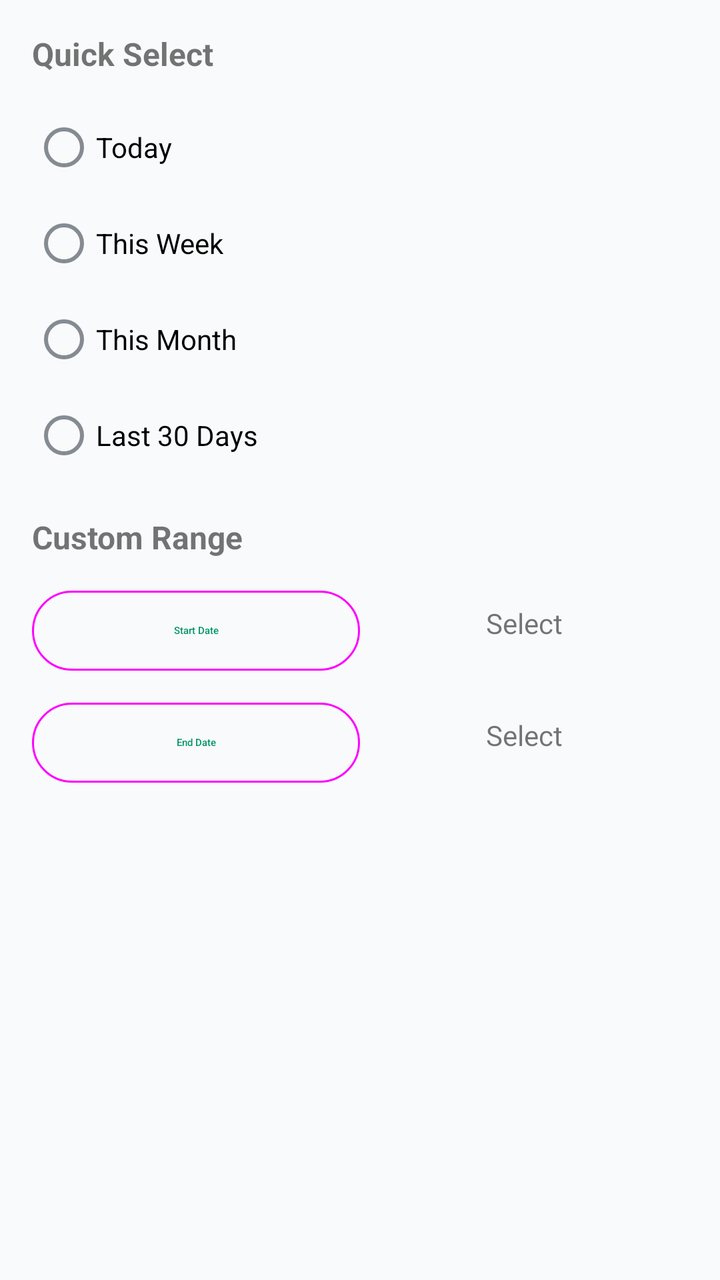
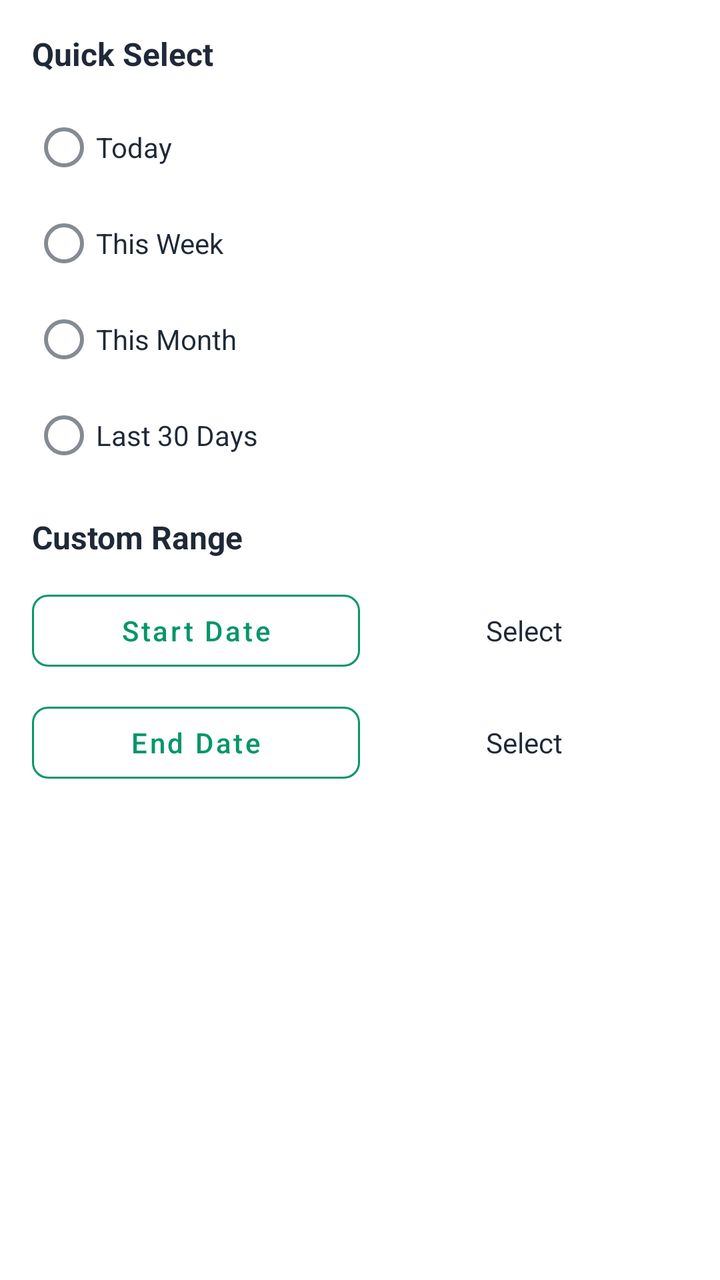

Screens rendered from an Android XML layout before and after an edit, with the pre-edit source and the edit as a unified diff.
<!-- AndroidManifest.xml: application theme Theme.Monied -->
<!-- res/layout/dialog_date_range_picker.xml -->
<?xml version="1.0" encoding="utf-8"?>
<LinearLayout xmlns:android="http://schemas.android.com/apk/res/android"
    android:layout_width="match_parent"
    android:layout_height="wrap_content"
    android:orientation="vertical"
    android:padding="16dp">

    <TextView
        android:layout_width="wrap_content"
        android:layout_height="wrap_content"
        android:text="Quick Select"
        android:textSize="16sp"
        android:textStyle="bold"
        android:layout_marginBottom="12dp" />

    <RadioGroup
        android:id="@+id/radioGroupPeriods"
        android:layout_width="match_parent"
        android:layout_height="wrap_content">

        <RadioButton
            android:id="@+id/radioToday"
            android:layout_width="wrap_content"
            android:layout_height="wrap_content"
            android:text="Today" />

        <RadioButton
            android:id="@+id/radioThisWeek"
            android:layout_width="wrap_content"
            android:layout_height="wrap_content"
            android:text="This Week" />

        <RadioButton
            android:id="@+id/radioThisMonth"
            android:layout_width="wrap_content"
            android:layout_height="wrap_content"
            android:text="This Month" />

        <RadioButton
            android:id="@+id/radioLast30Days"
            android:layout_width="wrap_content"
            android:layout_height="wrap_content"
            android:text="Last 30 Days" />

    </RadioGroup>

    <TextView
        android:layout_width="wrap_content"
        android:layout_height="wrap_content"
        android:text="Custom Range"
        android:textSize="16sp"
        android:textStyle="bold"
        android:layout_marginTop="16dp"
        android:layout_marginBottom="12dp" />

    <LinearLayout
        android:layout_width="match_parent"
        android:layout_height="wrap_content"
        android:orientation="horizontal"
        android:layout_marginBottom="8dp">

        <Button
            android:id="@+id/btnStartDate"
            android:layout_width="0dp"
            android:layout_height="wrap_content"
            android:layout_weight="1"
            android:text="Start Date"
            style="@style/Widget.Material3.Button.OutlinedButton" />

        <TextView
            android:id="@+id/tvStartDateValue"
            android:layout_width="0dp"
            android:layout_height="wrap_content"
            android:layout_weight="1"
            android:gravity="center"
            android:text="Select"
            android:padding="8dp" />

    </LinearLayout>

    <LinearLayout
        android:layout_width="match_parent"
        android:layout_height="wrap_content"
        android:orientation="horizontal">

        <Button
            android:id="@+id/btnEndDate"
            android:layout_width="0dp"
            android:layout_height="wrap_content"
            android:layout_weight="1"
            android:text="End Date"
            style="@style/Widget.Material3.Button.OutlinedButton" />

        <TextView
            android:id="@+id/tvEndDateValue"
            android:layout_width="0dp"
            android:layout_height="wrap_content"
            android:layout_weight="1"
            android:gravity="center"
            android:text="Select"
            android:padding="8dp" />

    </LinearLayout>

</LinearLayout>
<!-- resources referenced by this layout -->
<resources>
  <style name="Theme.Monied" parent="Theme.MaterialComponents.DayNight.DarkActionBar">
          
          <item name="colorPrimary">@color/emerald_600</item>
          <item name="colorPrimaryVariant">@color/emerald_700</item>
          <item name="colorOnPrimary">@color/white</item>
  
          
          <item name="colorSecondary">@color/emerald_500</item>
          <item name="colorSecondaryVariant">@color/emerald_700</item>
          <item name="colorOnSecondary">@color/white</item>
  
          
          <item name="android:statusBarColor">@color/emerald_600</item>
  
          
          <item name="android:windowBackground">@color/background_light</item>
          <item name="colorSurface">@color/surface_light</item>
          <item name="colorOnSurface">@color/text_primary_light</item>
  
          
          <item name="android:textColorPrimary">@color/text_primary_light</item>
          <item name="android:textColorSecondary">@color/text_secondary_light</item>
  
          
          <item name="colorError">@color/error</item>
          <item name="colorOnError">@color/white</item>
  
          
          <item name="bottomNavigationStyle">@style/Widget.Monied.BottomNavigationView</item>
  
          
          <item name="materialButtonStyle">@style/Widget.Monied.Button</item>
          <item name="materialCardViewStyle">@style/Widget.Monied.CardView</item>
          <item name="textInputStyle">@style/Widget.Monied.TextInputLayout</item>
      </style>
  <color name="emerald_600">#059669</color>
  <color name="emerald_700">#047857</color>
  <color name="white">#FFFFFF</color>
  <color name="emerald_500">#10B981</color>
  <color name="background_light">#F9FAFB</color>
  <color name="surface_light">#FFFFFF</color>
  <color name="text_primary_light">#1F2937</color>
  <color name="text_secondary_light">#6B7280</color>
  <color name="error">#DC2626</color>
  <style name="Widget.Monied.BottomNavigationView" parent="Widget.MaterialComponents.BottomNavigationView">
          <item name="itemIconTint">@color/bottom_nav_color</item>
          <item name="itemTextColor">@color/bottom_nav_color</item>
          <item name="android:background">@color/white</item>
          <item name="elevation">8dp</item>
          <item name="labelVisibilityMode">labeled</item>
      </style>
  <style name="Widget.Monied.Button" parent="Widget.MaterialComponents.Button">
          <item name="android:textColor">@color/white</item>
          <item name="backgroundTint">@color/emerald_600</item>
          <item name="cornerRadius">8dp</item>
          <item name="android:minHeight">48dp</item>
          <item name="android:textAllCaps">false</item>
          <item name="android:fontFamily">sans-serif-medium</item>
      </style>
  <style name="Widget.Monied.CardView" parent="Widget.MaterialComponents.CardView">
          <item name="cardCornerRadius">16dp</item>
          <item name="cardElevation">2dp</item>
          <item name="cardBackgroundColor">@color/white</item>
      </style>
  <style name="Widget.Monied.TextInputLayout" parent="Widget.MaterialComponents.TextInputLayout.OutlinedBox">
          <item name="boxStrokeColor">@color/emerald_600</item>
          <item name="hintTextColor">@color/emerald_600</item>
          <item name="android:textColorHint">@color/gray_500</item>
      </style>
  <color name="gray_500">#6B7280</color>
</resources>

<!-- the commit's change to res/layout/dialog_date_range_picker.xml (unified diff, before → after) -->
@@ -1,9 +1,11 @@
 <?xml version="1.0" encoding="utf-8"?>
 <LinearLayout xmlns:android="http://schemas.android.com/apk/res/android"
+    xmlns:app="http://schemas.android.com/apk/res-auto"
     android:layout_width="match_parent"
     android:layout_height="wrap_content"
     android:orientation="vertical"
-    android:padding="16dp">
+    android:padding="16dp"
+    android:background="?attr/colorSurface">
 
     <TextView
         android:layout_width="wrap_content"
@@ -11,6 +13,7 @@
         android:text="Quick Select"
         android:textSize="16sp"
         android:textStyle="bold"
+        android:textColor="?attr/colorOnSurface"
         android:layout_marginBottom="12dp" />
 
     <RadioGroup
@@ -22,25 +25,29 @@
             android:id="@+id/radioToday"
             android:layout_width="wrap_content"
             android:layout_height="wrap_content"
-            android:text="Today" />
+            android:text="Today"
+            android:textColor="?attr/colorOnSurface" />
 
         <RadioButton
             android:id="@+id/radioThisWeek"
             android:layout_width="wrap_content"
             android:layout_height="wrap_content"
-            android:text="This Week" />
+            android:text="This Week"
+            android:textColor="?attr/colorOnSurface" />
 
         <RadioButton
             android:id="@+id/radioThisMonth"
             android:layout_width="wrap_content"
             android:layout_height="wrap_content"
-            android:text="This Month" />
+            android:text="This Month"
+            android:textColor="?attr/colorOnSurface" />
 
         <RadioButton
             android:id="@+id/radioLast30Days"
             android:layout_width="wrap_content"
             android:layout_height="wrap_content"
-            android:text="Last 30 Days" />
+            android:text="Last 30 Days"
+            android:textColor="?attr/colorOnSurface" />
 
     </RadioGroup>
 
@@ -50,6 +57,7 @@
         android:text="Custom Range"
         android:textSize="16sp"
         android:textStyle="bold"
+        android:textColor="?attr/colorOnSurface"
         android:layout_marginTop="16dp"
         android:layout_marginBottom="12dp" />
 
@@ -57,15 +65,16 @@
         android:layout_width="match_parent"
         android:layout_height="wrap_content"
         android:orientation="horizontal"
+        android:gravity="center_vertical"
         android:layout_marginBottom="8dp">
 
         <Button
             android:id="@+id/btnStartDate"
+            style="@style/Widget.Monied.Button.Outlined"
             android:layout_width="0dp"
             android:layout_height="wrap_content"
             android:layout_weight="1"
-            android:text="Start Date"
-            style="@style/Widget.Material3.Button.OutlinedButton" />
+            android:text="Start Date" />
 
         <TextView
             android:id="@+id/tvStartDateValue"
@@ -74,6 +83,7 @@
             android:layout_weight="1"
             android:gravity="center"
             android:text="Select"
+            android:textColor="?attr/colorOnSurface"
             android:padding="8dp" />
 
     </LinearLayout>
@@ -81,15 +91,16 @@
     <LinearLayout
         android:layout_width="match_parent"
         android:layout_height="wrap_content"
-        android:orientation="horizontal">
+        android:orientation="horizontal"
+        android:gravity="center_vertical">
 
         <Button
             android:id="@+id/btnEndDate"
+            style="@style/Widget.Monied.Button.Outlined"
             android:layout_width="0dp"
             android:layout_height="wrap_content"
             android:layout_weight="1"
-            android:text="End Date"
-            style="@style/Widget.Material3.Button.OutlinedButton" />
+            android:text="End Date" />
 
         <TextView
             android:id="@+id/tvEndDateValue"
@@ -98,6 +109,7 @@
             android:layout_weight="1"
             android:gravity="center"
             android:text="Select"
+            android:textColor="?attr/colorOnSurface"
             android:padding="8dp" />
 
     </LinearLayout>
<!-- resource entries referenced after the edit -->
@@ -1,5 +1,12 @@
 <!-- resources referenced by this layout -->
 <resources>
+  <style name="Widget.Monied.Button.Outlined" parent="Widget.MaterialComponents.Button.OutlinedButton">
+          <item name="android:textColor">@color/emerald_600</item>
+          <item name="strokeColor">@color/emerald_600</item>
+          <item name="cornerRadius">8dp</item>
+          <item name="android:minHeight">48dp</item>
+          <item name="android:textAllCaps">false</item>
+      </style>
   <style name="Theme.Monied" parent="Theme.MaterialComponents.DayNight.DarkActionBar">
           
           <item name="colorPrimary">@color/emerald_600</item>
